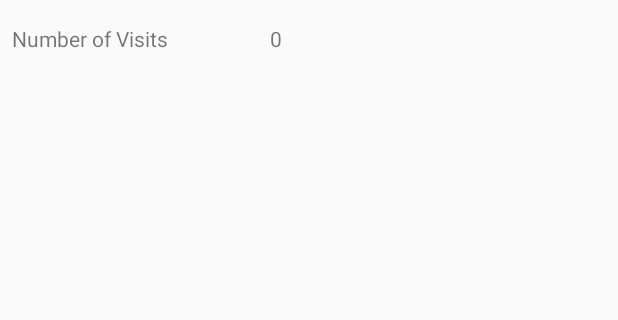
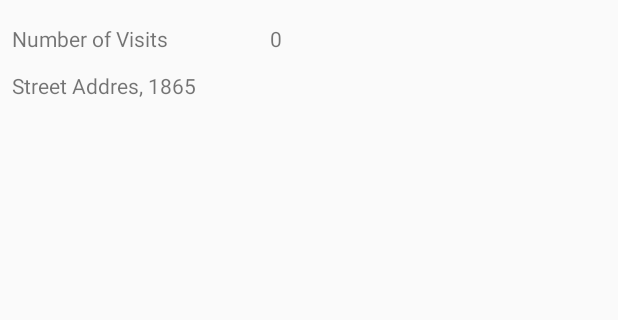
Before and after one commit to PabiMoloi/Location, an Android app: the layout activity_details_view.xml on its own in the app's theme, with its tools: preview values and no code run, on a phone screen of 412 x 824 dp, the part 449-769 px from its top. Run offline under Robolectric (Android 15) with nearby library versions, the phone set to English and light mode, and no system bars.

Commit message:
Added a geocoder utility class to convert coordinate address to street address

```diff
--- a/app/src/main/AndroidManifest.xml
+++ b/app/src/main/AndroidManifest.xml
@@ -12,7 +12,7 @@
 
     <application
         android:allowBackup="true"
-        android:icon="@mipmap/ic_launcher"
+        android:icon="@drawable/ic_directions_walk_black_24dp"
         android:label="@string/app_name"
         android:roundIcon="@mipmap/ic_launcher_round"
         android:largeHeap="true"
--- a/app/src/main/java/com/example/pmoloi/location/data/utils/GeoCoder.java
+++ /dev/null
@@ -1,6 +0,0 @@
-package com.example.pmoloi.location.data.utils;
-
-
-
-public class GeoCoder {
-}
--- a/app/src/main/res/drawable/ic_launcher_background.xml
+++ b/app/src/main/res/drawable/ic_launcher_background.xml
@@ -5,7 +5,7 @@
     android:viewportHeight="108"
     android:viewportWidth="108">
     <path
-        android:fillColor="#26A69A"
+        android:fillColor="#ff5722"
         android:pathData="M0,0h108v108h-108z" />
     <path
         android:fillColor="#00000000"
--- a/app/src/main/res/layout/activity_details_view.xml
+++ b/app/src/main/res/layout/activity_details_view.xml
@@ -90,4 +90,18 @@
         app:layout_constraintStart_toStartOf="parent"
         app:layout_constraintTop_toBottomOf="@+id/textViewDetailsViewLocationBestFeature" />
 
+    <TextView
+        android:id="@+id/textViewDetailsStreetAddress"
+        android:layout_width="0dp"
+        android:layout_height="wrap_content"
+        android:layout_marginEnd="8dp"
+        android:layout_marginStart="8dp"
+        android:layout_marginTop="12dp"
+        android:text="TextView"
+        app:layout_constraintEnd_toEndOf="parent"
+        app:layout_constraintHorizontal_bias="0.025"
+        app:layout_constraintStart_toStartOf="parent"
+        app:layout_constraintTop_toBottomOf="@+id/textViewDetailsViewNumberOfVisits"
+        tools:text="Street Addres, 1865" />
+
 </android.support.constraint.ConstraintLayout>
--- a/app/src/main/res/values/strings.xml
+++ b/app/src/main/res/values/strings.xml
@@ -8,6 +8,7 @@
     <string name="addLocation_location_best_feature"> Location\'s Best Feature</string>
     <string name="addLocation_location_type">Location Type</string>
     <string name="addLocation_location_number_of_visits"> Number of Visits</string>
+
 
     <string name="action_add_location">Add Location</string>
     <string name="action_cancel">Cancel</string>
```
Also changed, not shown: app/src/main/java/com/example/pmoloi/location/data/utils/GeoCoderUtil.java (added, +40 -0 lines), app/src/main/java/com/example/pmoloi/location/ui/activity/details/DetailsViewActivity.java (+6 -1 lines).
